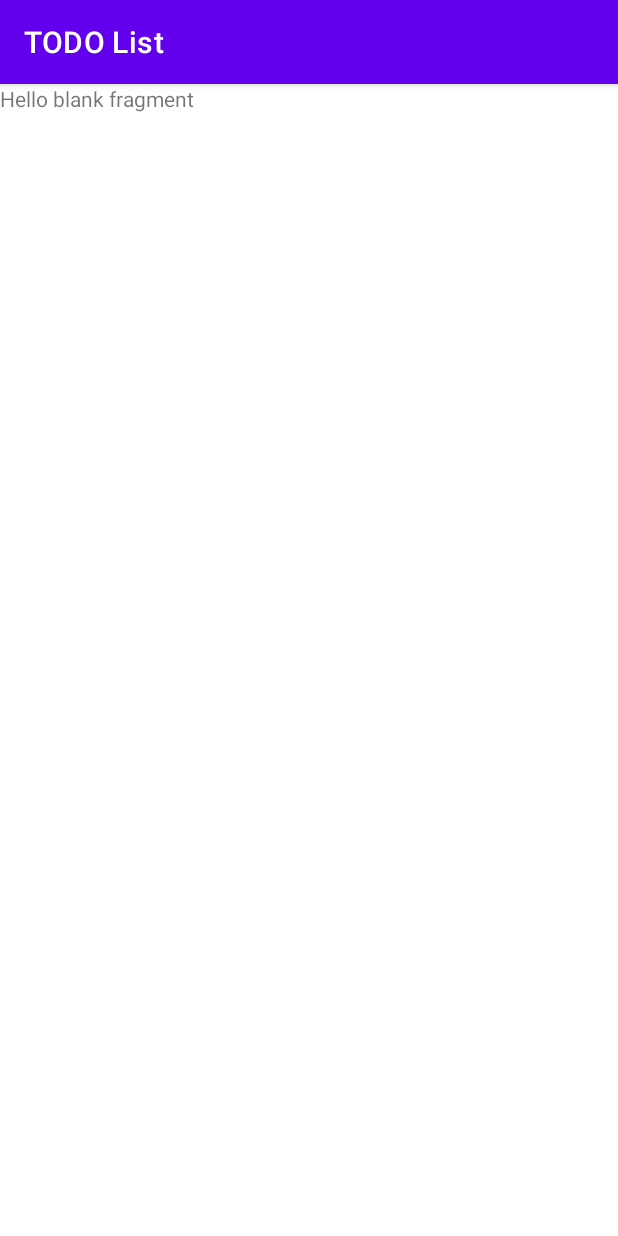
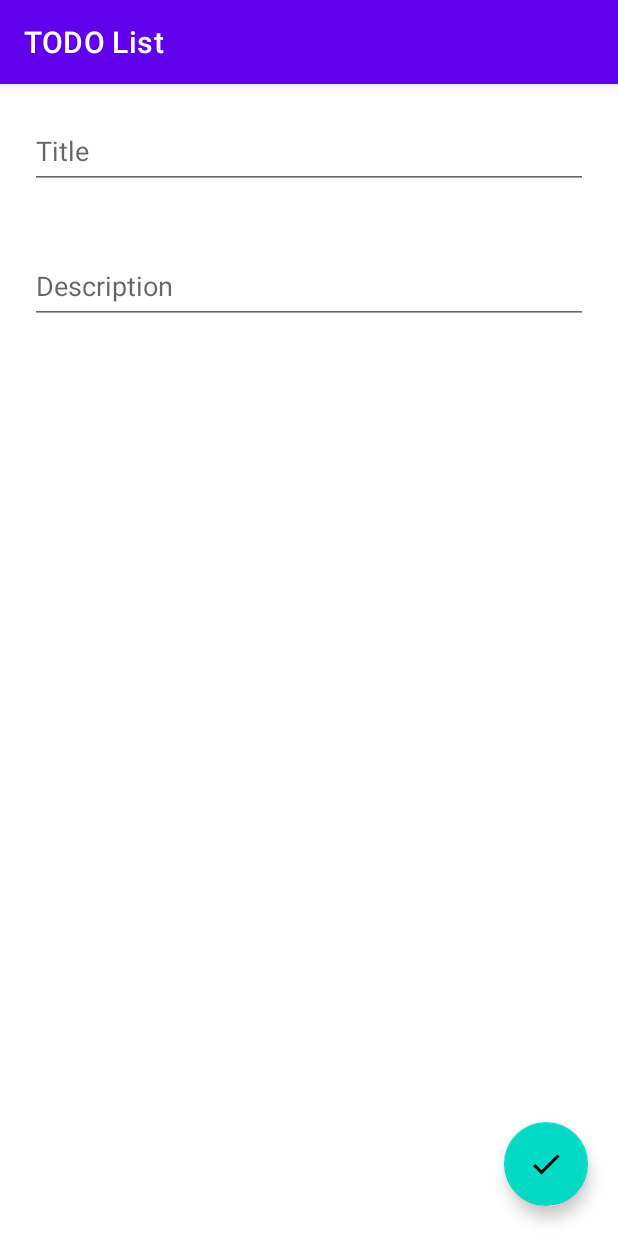
Before and after one commit to ashifali3147/todo_list_mvvm, an Android app: the screen it shows after launch (MainActivity), after a tap on an icon or button, on a phone screen of 412 x 824 dp. Run offline under Robolectric (Android 15) with nearby library versions, the phone set to English and light mode, and no system bars; our stand-ins replace Dagger/Hilt's generated code, Room's generated code.

Commit message:
Event added

```diff
--- a/app/build.gradle
+++ b/app/build.gradle
@@ -6,7 +6,7 @@ plugins {
 }
 
 android {
-    compileSdk 33
+    compileSdk 32
 
     defaultConfig {
         applicationId "com.test.todolist"
--- /dev/null
+++ b/app/src/main/java/com/test/todolist/ui/add_edit_todo/AddEditTodoEvents.kt
@@ -0,0 +1,7 @@
+package com.test.todolist.ui.add_edit_todo
+
+sealed class AddEditTodoEvents{
+    sealed class OnTitleChange(val title: String): AddEditTodoEvents()
+    sealed class OnDescriptionChange(val description: String): AddEditTodoEvents()
+    object OnSaveTodoClick: AddEditTodoEvents()
+}
--- /dev/null
+++ b/app/src/main/java/com/test/todolist/ui/add_edit_todo/AddEditTodoViewModel.kt
@@ -0,0 +1,4 @@
+package com.test.todolist.ui.add_edit_todo
+
+class AddEditTodoViewModel {
+}
--- /dev/null
+++ b/app/src/main/res/drawable/ic_check.xml
@@ -0,0 +1,10 @@
+<vector xmlns:android="http://schemas.android.com/apk/res/android"
+    android:width="24dp"
+    android:height="24dp"
+    android:viewportWidth="24"
+    android:viewportHeight="24"
+    android:tint="?attr/colorControlNormal">
+  <path
+      android:fillColor="@android:color/white"
+      android:pathData="M9,16.17L4.83,12l-1.42,1.41L9,19 21,7l-1.41,-1.41z"/>
+</vector>
--- a/app/src/main/res/layout/fragment_add_edit_todo.xml
+++ b/app/src/main/res/layout/fragment_add_edit_todo.xml
@@ -6,9 +6,30 @@
     tools:context=".ui.add_edit_todo.AddEditTodoFragment">
 
     <!-- TODO: Update blank fragment layout -->
-    <TextView
+    <RelativeLayout
         android:layout_width="match_parent"
-        android:layout_height="match_parent"
-        android:text="@string/hello_blank_fragment" />
+        android:layout_height="match_parent">
+        <EditText
+            android:id="@+id/edt_title"
+            android:layout_width="match_parent"
+            android:layout_height="50dp"
+            android:hint="Title"
+            android:layout_margin="20dp"/>
+        <EditText
+            android:id="@+id/edt_description"
+            android:layout_width="match_parent"
+            android:layout_height="50dp"
+            android:hint="Description"
+            android:layout_margin="20dp"
+            android:layout_below="@id/edt_title"/>
+        <com.google.android.material.floatingactionbutton.FloatingActionButton
+            android:id="@+id/fab_done"
+            android:layout_width="wrap_content"
+            android:layout_height="wrap_content"
+            android:layout_alignParentRight="true"
+            android:layout_alignParentBottom="true"
+            android:layout_margin="20dp"
+            android:src="@drawable/ic_check" />
+    </RelativeLayout>
 
 </FrameLayout>
```
